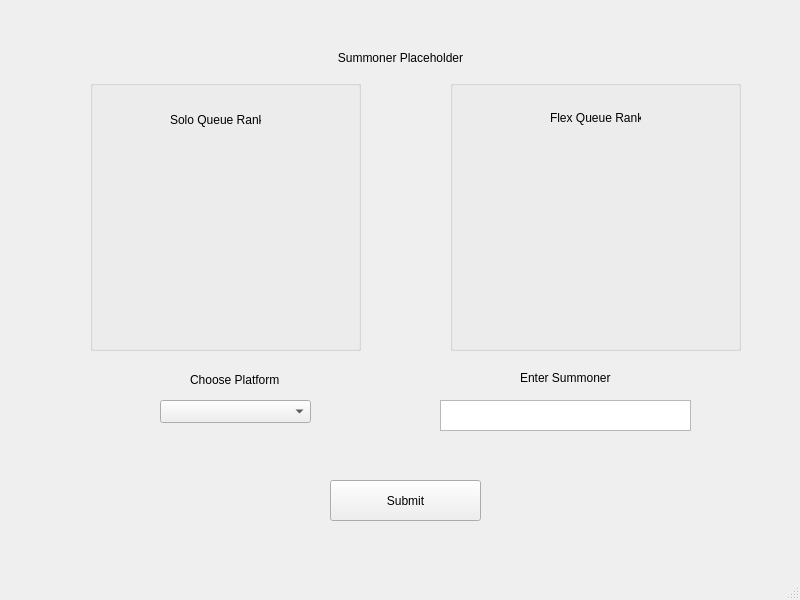
The window that LeagueProfileFetcher/summoner_profile_display.ui (BaoPun/LeagueProfileFetcher) describes before a commit, drawn with Qt 5.
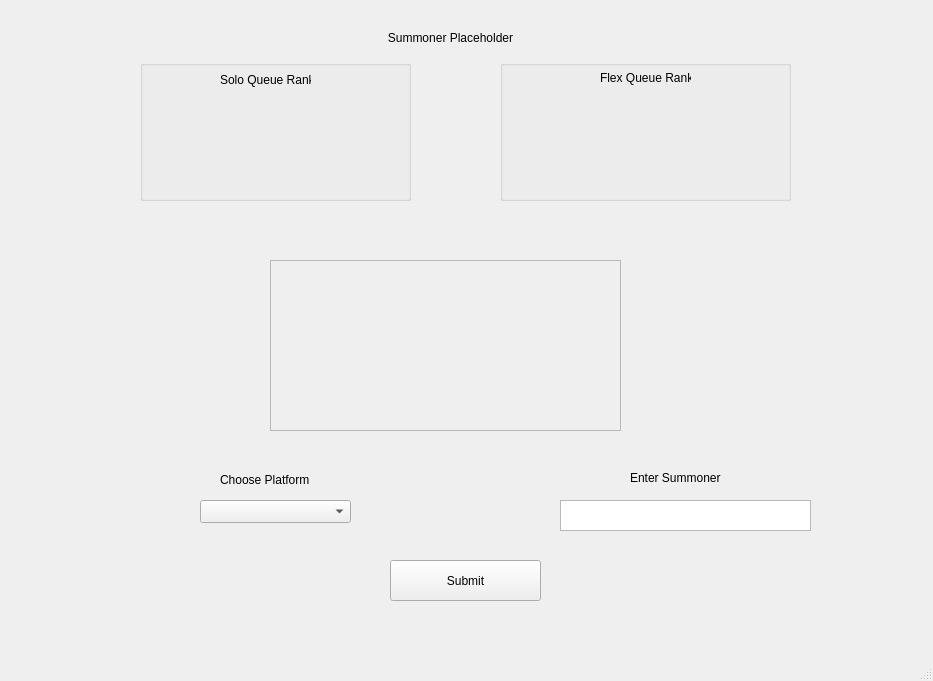
The same window after the commit.

```diff
--- a/LeagueProfileFetcher/summoner_profile_display.ui
+++ b/LeagueProfileFetcher/summoner_profile_display.ui
@@ -6,8 +6,8 @@
    <rect>
     <x>0</x>
     <y>0</y>
-    <width>800</width>
-    <height>600</height>
+    <width>933</width>
+    <height>681</height>
    </rect>
   </property>
   <property name="windowTitle">
@@ -17,8 +17,8 @@
    <widget class="QLabel" name="enter_summoner_label">
     <property name="geometry">
      <rect>
-      <x>520</x>
-      <y>370</y>
+      <x>630</x>
+      <y>470</y>
       <width>111</width>
       <height>16</height>
      </rect>
@@ -30,8 +30,8 @@
    <widget class="QTextEdit" name="summoner_input">
     <property name="geometry">
      <rect>
-      <x>440</x>
-      <y>400</y>
+      <x>560</x>
+      <y>500</y>
       <width>251</width>
       <height>31</height>
      </rect>
@@ -40,8 +40,8 @@
    <widget class="QComboBox" name="platform_input">
     <property name="geometry">
      <rect>
-      <x>160</x>
-      <y>400</y>
+      <x>200</x>
+      <y>500</y>
       <width>151</width>
       <height>23</height>
      </rect>
@@ -50,8 +50,8 @@
    <widget class="QLabel" name="choose_platform_label">
     <property name="geometry">
      <rect>
-      <x>190</x>
-      <y>370</y>
+      <x>220</x>
+      <y>470</y>
       <width>121</width>
       <height>20</height>
      </rect>
@@ -63,8 +63,8 @@
    <widget class="QPushButton" name="submit_button">
     <property name="geometry">
      <rect>
-      <x>330</x>
-      <y>480</y>
+      <x>390</x>
+      <y>560</y>
       <width>151</width>
       <height>41</height>
      </rect>
@@ -76,8 +76,8 @@
    <widget class="QLabel" name="summoner_display">
     <property name="geometry">
      <rect>
-      <x>220</x>
-      <y>50</y>
+      <x>270</x>
+      <y>30</y>
       <width>361</width>
       <height>16</height>
      </rect>
@@ -92,8 +92,8 @@
    <widget class="QLabel" name="rankImage">
     <property name="geometry">
      <rect>
-      <x>380</x>
-      <y>210</y>
+      <x>430</x>
+      <y>190</y>
       <width>45</width>
       <height>15</height>
      </rect>
@@ -105,10 +105,10 @@
    <widget class="QGroupBox" name="solo_group">
     <property name="geometry">
      <rect>
-      <x>90</x>
-      <y>80</y>
+      <x>140</x>
+      <y>60</y>
       <width>271</width>
-      <height>271</height>
+      <height>141</height>
      </rect>
     </property>
     <property name="title">
@@ -117,8 +117,8 @@
     <widget class="QLabel" name="solo_label">
      <property name="geometry">
       <rect>
-       <x>30</x>
-       <y>90</y>
+       <x>20</x>
+       <y>50</y>
        <width>231</width>
        <height>81</height>
       </rect>
@@ -131,7 +131,7 @@
      <property name="geometry">
       <rect>
        <x>80</x>
-       <y>30</y>
+       <y>10</y>
        <width>91</width>
        <height>20</height>
       </rect>
@@ -144,10 +144,10 @@
    <widget class="QGroupBox" name="flex_group">
     <property name="geometry">
      <rect>
-      <x>450</x>
-      <y>80</y>
+      <x>500</x>
+      <y>60</y>
       <width>291</width>
-      <height>271</height>
+      <height>141</height>
      </rect>
     </property>
     <property name="title">
@@ -157,9 +157,9 @@
      <property name="geometry">
       <rect>
        <x>30</x>
-       <y>90</y>
+       <y>40</y>
        <width>251</width>
-       <height>81</height>
+       <height>91</height>
       </rect>
      </property>
      <property name="text">
@@ -170,7 +170,7 @@
      <property name="geometry">
       <rect>
        <x>100</x>
-       <y>30</y>
+       <y>10</y>
        <width>91</width>
        <height>16</height>
       </rect>
@@ -180,6 +180,29 @@
      </property>
     </widget>
    </widget>
+   <widget class="QScrollArea" name="championImageArea">
+    <property name="geometry">
+     <rect>
+      <x>270</x>
+      <y>260</y>
+      <width>351</width>
+      <height>171</height>
+     </rect>
+    </property>
+    <property name="widgetResizable">
+     <bool>true</bool>
+    </property>
+    <widget class="QWidget" name="scrollAreaWidgetContents">
+     <property name="geometry">
+      <rect>
+       <x>0</x>
+       <y>0</y>
+       <width>349</width>
+       <height>169</height>
+      </rect>
+     </property>
+    </widget>
+   </widget>
   </widget>
   <widget class="QMenuBar" name="menubar">
    <property name="geometry">
```
Left out of the diff: 2 changed lines with no effect on the pictures.
